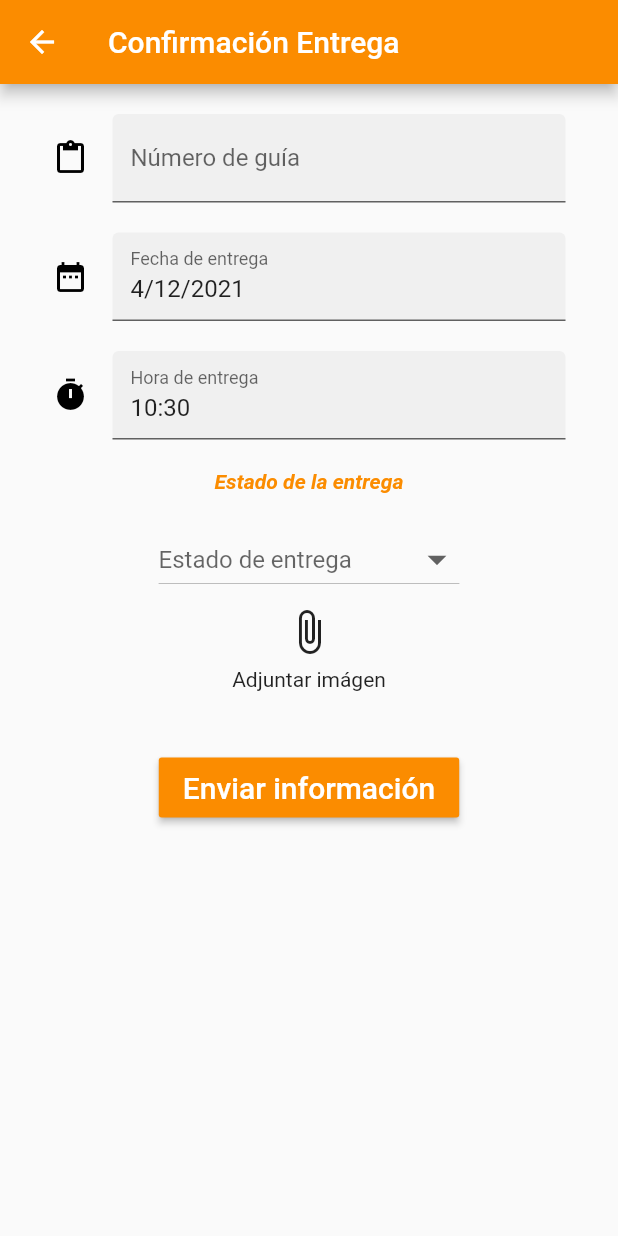
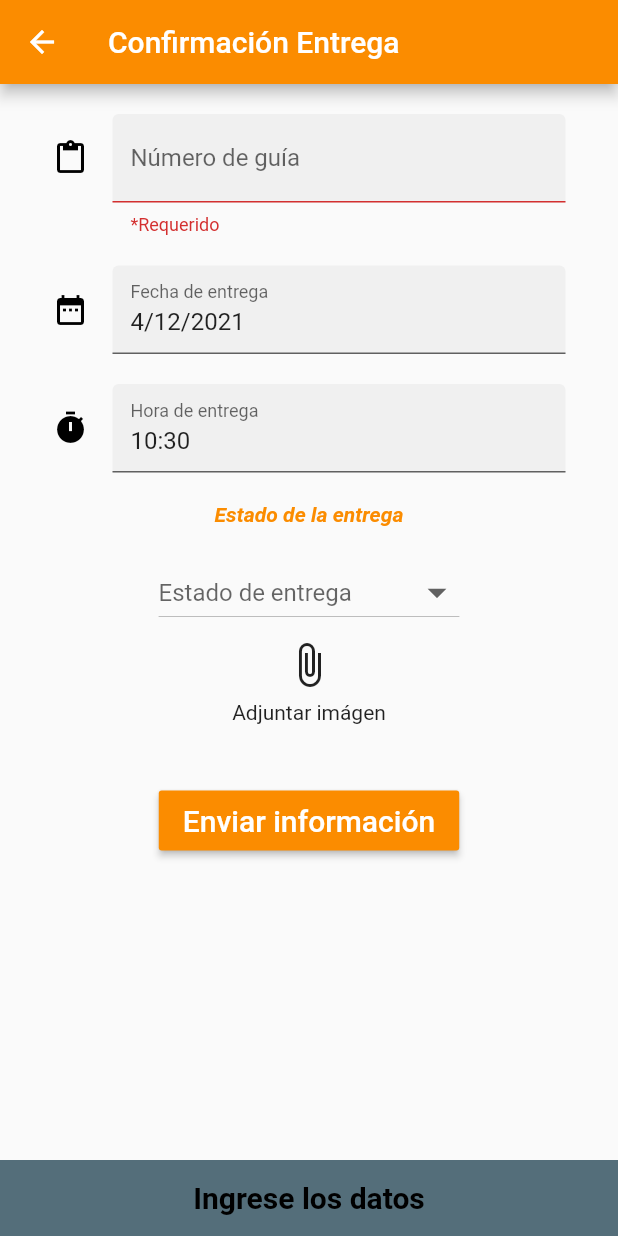
Before and after one commit to DiegoN231197/AppOlmedo, a Flutter app: the ConfirmacionEntregas screen opened by its route, after a tap on "Enviar información", on a phone screen of 412 x 824 dp. Run offline on Flutter 3.47's test engine with Material 2 defaults, Android fonts, the phone set to English and light mode, and no system bars; our stand-ins replace cloud_firestore, firebase_core, firebase_storage, image_picker; accounts and stored records are empty.

Commit message:
añade otros datos a la confirmacion

```diff
--- a/appolmedo/lib/src/controller/guia/guia_acc.dart
+++ b/appolmedo/lib/src/controller/guia/guia_acc.dart
@@ -20,8 +20,4 @@ class GuiaAcc {
       'chofer': guia.chofer
     });
   }
-
-  void confirmarGuias(numguia) {
-    guiasRef.collection('guias').doc(numguia).update({'estado': "true"});
-  }
 }
--- a/appolmedo/lib/src/pages/confirmacion_entregas.dart
+++ b/appolmedo/lib/src/pages/confirmacion_entregas.dart
@@ -1,7 +1,7 @@
 //import 'dart:html';
 import 'dart:io';
 //import 'package:appolmedo/src/controller/guia/guia.dart';
-import 'package:appolmedo/src/controller/guia/guia_acc.dart';
+//import 'package:appolmedo/src/controller/guia/guia_acc.dart';
 import 'package:cloud_firestore/cloud_firestore.dart';
 import 'package:flutter/foundation.dart';
 import 'package:flutter/material.dart';
@@ -69,6 +69,9 @@ class _ConfirmacionEntregasState extends State<ConfirmacionEntregas> {
   //casilla de texto grande para poner datos sobre la entrega
   final controller = TextEditingController();
   final _controllerNumGuia = TextEditingController();
+  //final _controllerFecha = TextEditingValue();
+  //final _controllerHora = TextEditingValue();
+
   Widget mensajeEntrega() {
     return TextField(
       controller: this.controller,
@@ -89,6 +92,7 @@ class _ConfirmacionEntregasState extends State<ConfirmacionEntregas> {
   Widget build(BuildContext context) {
     guiasList.clear();
     getGuias();
+
     return Scaffold(
       appBar: new AppBar(
         backgroundColor: Colors.orange[600],
@@ -96,6 +100,8 @@ class _ConfirmacionEntregasState extends State<ConfirmacionEntregas> {
       ),
       body: SingleChildScrollView(
         padding: const EdgeInsets.symmetric(horizontal: 35),
+        child: Form(
+          key: formKey,
           child: Center(
             child: Column(
               crossAxisAlignment: CrossAxisAlignment.center,
@@ -104,6 +110,13 @@ class _ConfirmacionEntregasState extends State<ConfirmacionEntregas> {
                 const SizedBox(height: 20),
                 //casilla n° guia
                 TextFormField(
+                  validator: (value) {
+                    if (value!.isEmpty) {
+                      return '*Requerido';
+                    } else {
+                      return null;
+                    }
+                  },
                   controller: _controllerNumGuia,
                   decoration: const InputDecoration(
                     border: UnderlineInputBorder(),
@@ -183,7 +196,8 @@ class _ConfirmacionEntregasState extends State<ConfirmacionEntregas> {
                     iconSize: 32.0,
                     icon: const Icon(Icons.attach_file),
                     tooltip: 'Adjuntar imágen',
-                    onPressed: _opcionesadjuntar),
+                    onPressed: _opcionesadjuntar,
+                  ),
                 ),
                 Text("Adjuntar imágen"),
                 const SizedBox(height: 20),
@@ -202,11 +216,26 @@ class _ConfirmacionEntregasState extends State<ConfirmacionEntregas> {
                     if (formKey.currentState!.validate()) {
                       _guia = getData(_controllerNumGuia.text);
                       if (_guia == true) {
-                      GuiaAcc().confirmarGuias(_controllerNumGuia.text);
-                      cargarimagen();
+                        cargarimagen(
+                            horaActual(), fechaActual(), valoritem.valorestado);
                         Route route =
                             MaterialPageRoute(builder: (contex) => Choferes());
                         Navigator.push(context, route);
+                      } else {
+                        ScaffoldMessenger.of(context).showSnackBar(
+                          SnackBar(
+                            backgroundColor: Colors.blueGrey.shade600,
+                            content: Text(
+                              "N° de guía no encontrada",
+                              style: TextStyle(
+                                color: Colors.black,
+                                fontSize: 20,
+                                fontWeight: FontWeight.bold,
+                              ),
+                              textAlign: TextAlign.center,
+                            ),
+                          ),
+                        );
                       }
                     } else {
                       ScaffoldMessenger.of(context).showSnackBar(
@@ -227,8 +256,8 @@ class _ConfirmacionEntregasState extends State<ConfirmacionEntregas> {
                   },
                   height: 40,
                   minWidth: 60,
-                child:
-                    Text("Enviar información", style: TextStyle(fontSize: 20)),
+                  child: Text("Enviar información",
+                      style: TextStyle(fontSize: 20)),
                   color: Colors.orange[600],
                   splashColor: Colors.blue,
                   textColor: Colors.white,
@@ -238,10 +267,14 @@ class _ConfirmacionEntregasState extends State<ConfirmacionEntregas> {
             ),
           ),
         ),
+      ),
     );
   }
 
-  void cargarimagen() async {
+  void cargarimagen(String hora, String fecha, String estado) async {
+    String horaEntrega = hora;
+    String fechaEntrega = fecha;
+    String estadoEntrega = estado;
     FirebaseStorage storage = FirebaseStorage.instance;
     Reference ref = storage.ref().child("/imagenes");
     UploadTask uploadTask =
@@ -249,18 +282,24 @@ class _ConfirmacionEntregasState extends State<ConfirmacionEntregas> {
 
     String url = await (await uploadTask).ref.getDownloadURL();
 
-    enviarimagen(url);
+    enviarimagen(url, horaEntrega, fechaEntrega, estadoEntrega);
     Route route = MaterialPageRoute(builder: (contex) => Choferes());
     Navigator.push(context, route);
   }
 
-  void enviarimagen(String url) {
+  void enviarimagen(String url, String hora, String fecha, String estado) {
+    String horaEntrega = hora;
+    String fechaEntrega = fecha;
+    String estadoEntrega = estado;
     print("firestore -->" + url);
     FirebaseFirestore imgref = FirebaseFirestore.instance;
-    imgref
-        .collection('fotos')
-        .doc(_controllerNumGuia.text)
-        .set({"imagenes": url});
+    imgref.collection('guias').doc(_controllerNumGuia.text).update({
+      'estado': estadoEntrega,
+      "imagen": url,
+      'fechaEntrega': fechaEntrega,
+      'horaEntrega': horaEntrega
+    });
+    print("guia confirmada");
   }
 
   //Función que arroja opciones al apretar el botón de adjuntar imagen
--- a/appolmedo/lib/src/pages/datosruta.dart
+++ b/appolmedo/lib/src/pages/datosruta.dart
@@ -248,7 +248,9 @@ class _DatosrutaState extends State<Datosruta> {
                             widget.patent,
                             "");
                         GuiaAcc().guardarGuias(guia);
-                        Navigator.pushReplacementNamed(context, '/datosruta');
+                        Route route =
+                            MaterialPageRoute(builder: (contex) => Choferes());
+                        Navigator.push(context, route);
                       },
                       height: 40,
                       minWidth: 60,
```
Lines whose indentation alone changed are shown as unchanged.
